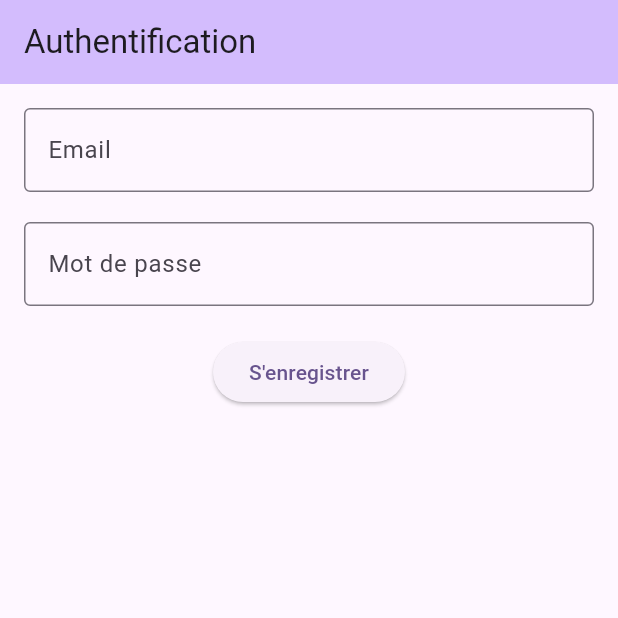
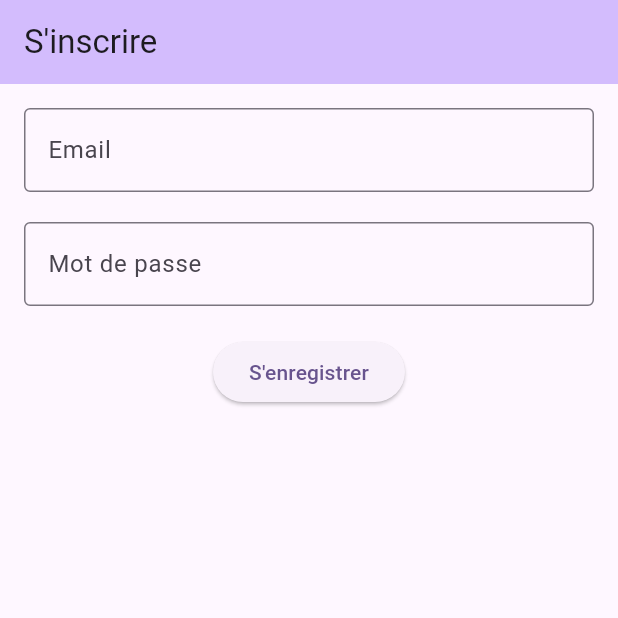
Before and after one commit to Xelame/firebase, a Flutter app: the screen it shows after launch, on a phone screen of 412 x 824 dp, the top half of it. Run offline on Flutter 3.47's test engine with Material 2 defaults, Android fonts, the light colour scheme and no system bars; our stand-ins replace cloud_firestore, firebase_auth, firebase_core, freezed_annotation, sqflite; accounts and stored records are empty.

Commit message:
Add syle

```diff
--- a/lib/pages/auth.dart
+++ b/lib/pages/auth.dart
@@ -49,7 +49,7 @@ class _AuthPageState extends State<AuthPage> {
     return Scaffold(
       appBar: AppBar(
         backgroundColor: Theme.of(context).colorScheme.inversePrimary,
-        title: const Text('Authentification'),
+        title: const Text('S\'inscrire'),
       ),
       body: SafeArea(
         child: Padding(
@@ -130,7 +130,7 @@ class _SignInPageState extends State<SignInPage> {
     return Scaffold(
       appBar: AppBar(
         backgroundColor: Theme.of(context).colorScheme.inversePrimary,
-        title: const Text('Authentification'),
+        title: const Text('Se connecter'),
       ),
       body: SafeArea(
         child: Padding(
```
Also changed, not shown: lib/pages/home.dart (+13 -2 lines).
